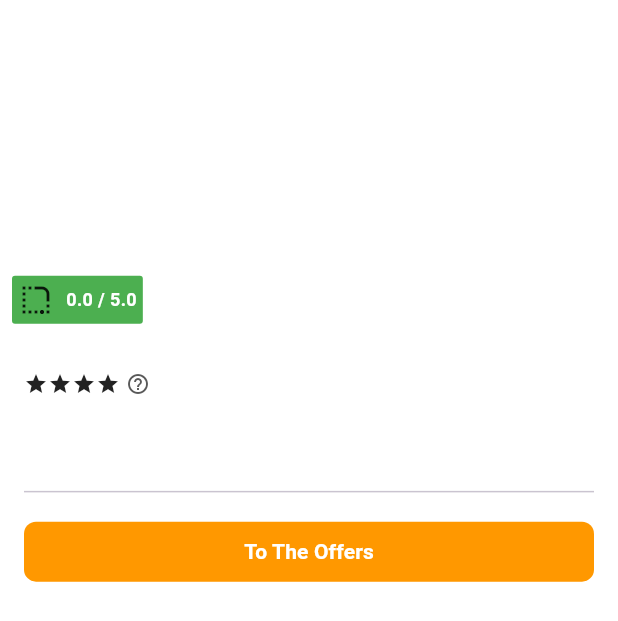
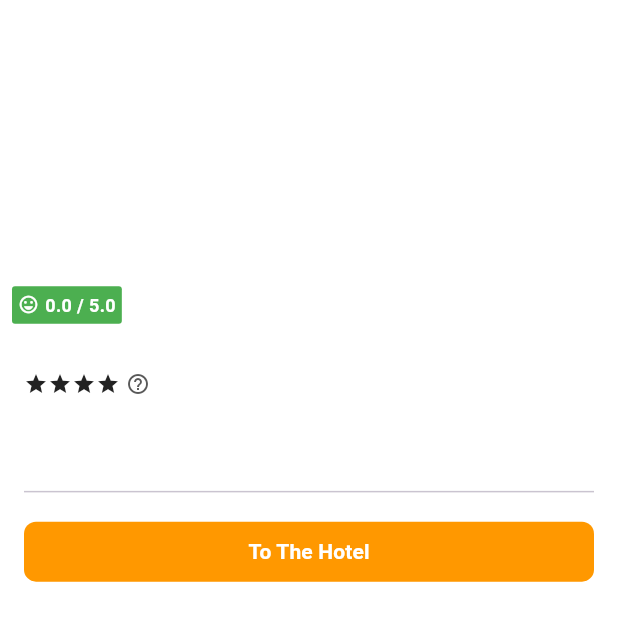
Before and after one commit to abbiyuarsyah/hotel-booking, a Flutter app: the ItemFavoriteWidget widget shown alone on an empty page, opened directly with empty values, on a phone screen of 412 x 824 dp. Shown: the top 621 px of the screen. Run offline on Flutter 3.47's test engine with Material 3 defaults, Android fonts, the phone set to English and light mode, and no system bars; drawn by our look-alikes of carousel_slider; our stand-ins replace auto_route, dartz, easy_localization, equatable, flutter_bloc, flutter_svg and 3 more; accounts and stored records are empty; network calls fail.

Commit message:
fix smile icon

```diff
--- a/assets/lang/en-US.json
+++ b/assets/lang/en-US.json
@@ -30,5 +30,6 @@
     "delete_cache_error": "Something is wrong of deleting local data",
     "network_error": "Something is wrong with the connection",
     "no_data": "No data available yet",
-    "reviews": "Reviews"
+    "reviews": "Reviews",
+    "to_the_hotel": "To The Hotel"
 }
--- a/lib/features/hotel/presentation/widgets/item_favorite_widget.dart
+++ b/lib/features/hotel/presentation/widgets/item_favorite_widget.dart
@@ -74,8 +74,12 @@ class ItemFavoriteWidget extends StatelessWidget {
                       color: Colors.green,
                       child: Row(
                         children: [
-                          const Icon(Icons.rounded_corner),
-                          const SizedBox(width: 8),
+                          const Icon(
+                            Icons.sentiment_very_satisfied,
+                            size: 14,
+                            color: Colors.white,
+                          ),
+                          const SizedBox(width: Dimens.small),
                           Text(
                             '${favorite.score} / 5.0',
                             style: CustomStyle.body.copyWith(
@@ -168,7 +172,7 @@ class ItemFavoriteWidget extends StatelessWidget {
                   ),
                 ),
                 child: Text(
-                  tr('to_the_offers'),
+                  tr('to_the_hotel'),
                   style: CustomStyle.subtitle.copyWith(
                     fontWeight: FontWeight.w700,
                     color: Colors.white,
```
